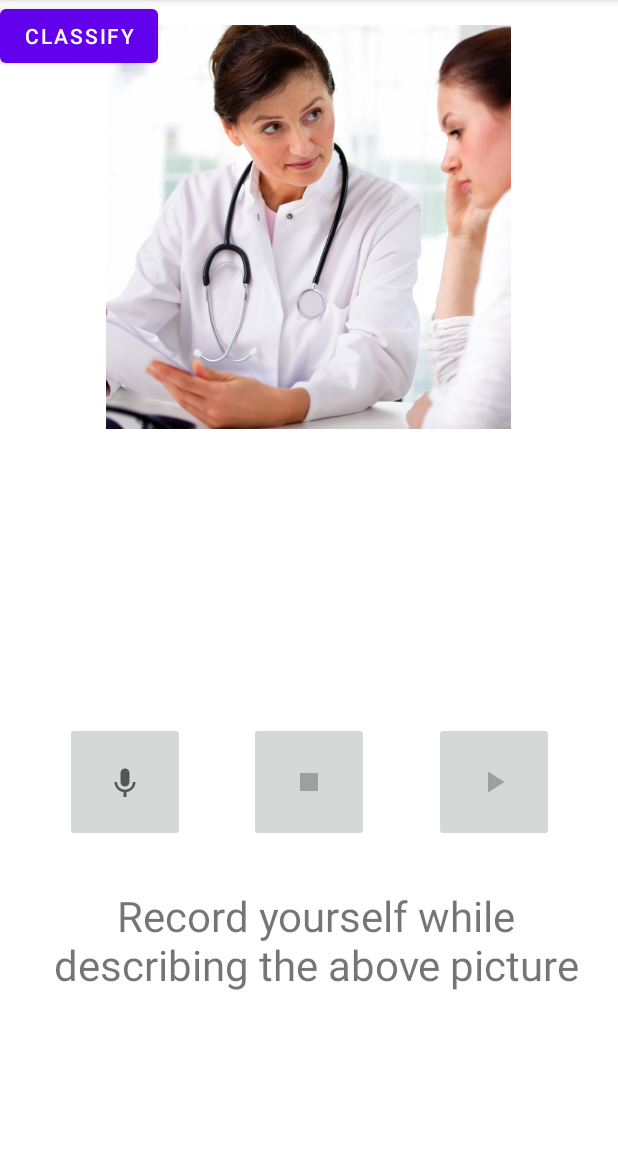
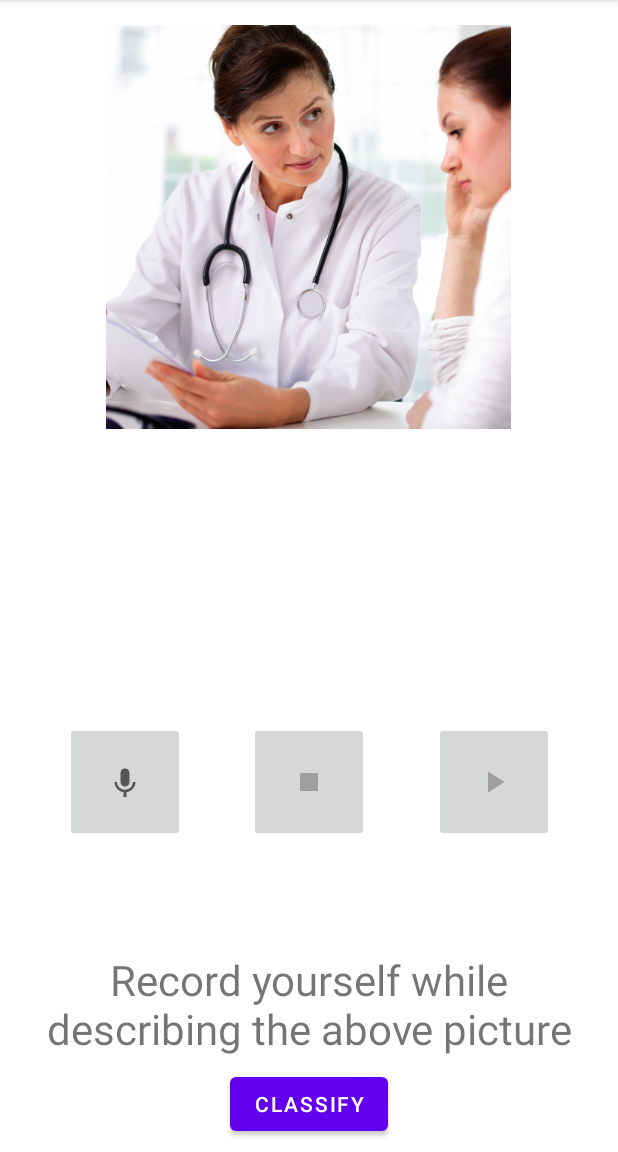
Before and after one commit to sgrzegorz/VoiceHealthAnalyzer, an Android app: the screen it shows after launch (MainActivity), on a phone screen of 412 x 824 dp, the part 84-1236 px from its top. Run offline under Robolectric (Android 15) with nearby library versions, the phone set to English and light mode, and no system bars.

Commit message:
Fix layout

```diff
--- a/app/src/main/res/layout/activity_main.xml
+++ b/app/src/main/res/layout/activity_main.xml
@@ -55,23 +55,27 @@
         android:layout_alignParentBottom="true"
         android:layout_marginStart="8dp"
         android:layout_marginEnd="8dp"
+        android:layout_marginBottom="8dp"
         android:text="@string/intro_text"
         android:textAlignment="center"
         android:textSize="28sp"
         app:layout_constraintBottom_toBottomOf="parent"
         app:layout_constraintEnd_toEndOf="parent"
-        app:layout_constraintHorizontal_bias="0.68"
         app:layout_constraintStart_toStartOf="parent"
         app:layout_constraintTop_toTopOf="parent"
-        app:layout_constraintVertical_bias="0.885" />
+        app:layout_constraintVertical_bias="0.961" />
 
     <Button
         android:id="@+id/btnClassify"
         android:layout_width="wrap_content"
         android:layout_height="wrap_content"
-        android:text="Classify"
-        tools:layout_editor_absoluteX="152dp"
-        tools:layout_editor_absoluteY="651dp" />
+        android:layout_marginStart="153dp"
+        android:layout_marginEnd="153dp"
+        android:layout_marginBottom="8dp"
+        android:text="@string/classify"
+        app:layout_constraintBottom_toBottomOf="parent"
+        app:layout_constraintEnd_toEndOf="parent"
+        app:layout_constraintStart_toStartOf="parent" />
 
     <ImageView
         android:id="@+id/imageView"
--- a/app/src/main/res/values/strings.xml
+++ b/app/src/main/res/values/strings.xml
@@ -2,4 +2,5 @@
     <string name="app_name">Voice Health Analyzer</string>
     <string name="intro_text">Record yourself while describing the above picture</string>
     <string name="image_to_describe">Image to describe</string>
+    <string name="classify">Classify</string>
 </resources>
```
